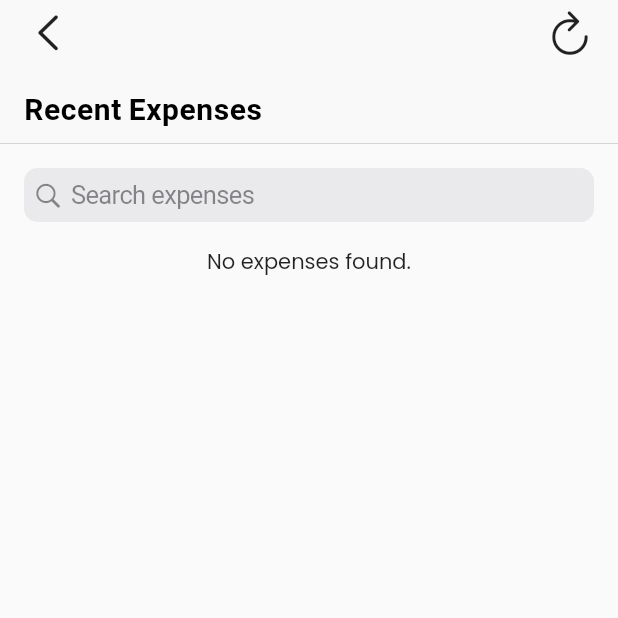
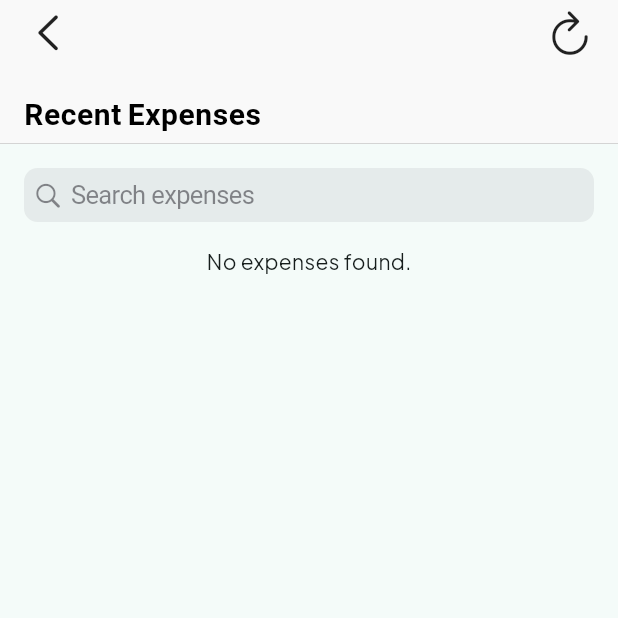
Before and after one commit to NabinGrz/Expense-Tracker-Riverpod, a Flutter app: the screen it shows after launch, after a tap on an icon or button, on a phone screen of 412 x 824 dp, the top half of it. Run offline on Flutter 3.47's test engine with Material 3 defaults, Android fonts, the phone set to English and light mode, and no system bars; our stand-ins replace cloud_firestore, firebase_core, flutter_svg, flutter_svg_provider, fluttertoast, google_fonts and 2 more; missing offline and left inert: haptic_feedback; accounts and stored records are empty; Roboto replaces fonts that are missing (Manrope).

Commit message:
feat: ui update

```diff
--- a/lib/features/home/screen/home_screen.dart
+++ b/lib/features/home/screen/home_screen.dart
@@ -152,7 +152,7 @@ class _HomeScreenState extends ConsumerState<HomeScreen> {
                         ref.watch(homeEntityProvider).dateFilter);
                     return (expenses?.isEmpty != true)
                         ? Padding(
-                            padding: const EdgeInsets.symmetric(horizontal: 22),
+                            padding: const EdgeInsets.symmetric(horizontal: 12),
                             child: Column(
                               crossAxisAlignment: CrossAxisAlignment.start,
                               children: [
@@ -171,7 +171,7 @@ class _HomeScreenState extends ConsumerState<HomeScreen> {
                                     color: Color(0xff666666),
                                   ),
                                 ),
-                                12.hGap,
+                                16.hGap,
                                 SearchTextField(
                                     searchController: searchController,
                                     homeEntity: homeEntity,
--- a/lib/features/home/widgets/balance_card.dart
+++ b/lib/features/home/widgets/balance_card.dart
@@ -61,7 +61,7 @@ class _BalanceCardState extends ConsumerState<BalanceCard>
       child: FadeTransition(
         opacity: animation,
         child: Container(
-          margin: const EdgeInsets.only(left: 20, right: 20, top: 20),
+          margin: const EdgeInsets.only(left: 12, right: 12, top: 20),
           width: double.infinity,
           padding: const EdgeInsets.all(20),
           decoration: BoxDecoration(
--- a/lib/features/home/widgets/sliver_home_app_bar.dart
+++ b/lib/features/home/widgets/sliver_home_app_bar.dart
@@ -16,15 +16,14 @@ class SliverHomeAppBar extends StatelessWidget {
   @override
   Widget build(BuildContext context) {
     return SliverAppBar(
-      // pinned: true,
       floating: true,
       expandedHeight: 60,
-      // flexibleSpace: const Placeholder(),
       title: const Text(
         "Kharcha",
         style: TextStyle(
           fontWeight: FontWeight.w900,
           fontSize: 24,
+          color: Colors.white,
         ),
       ),
       actions: [
@@ -35,12 +34,19 @@ class SliverHomeAppBar extends StatelessWidget {
               builder: (context) => const SearchExpenseScreen(),
             ));
           },
-          icon: const Icon(CupertinoIcons.search),
+          icon: const Icon(
+            CupertinoIcons.search,
+            color: Colors.white,
+          ),
         ),
         IconButton(
           splashRadius: 20,
           onPressed: onRefresh,
-          icon: const Icon(Icons.refresh),
+          icon: const Icon(
+            // Icons.refresh,
+            CupertinoIcons.refresh,
+            color: Colors.white,
+          ),
         ),
         IconButton(
             splashRadius: 20,
@@ -51,7 +57,11 @@ class SliverHomeAppBar extends StatelessWidget {
                 builder: (context) => const FilterTypeBottomSheet(),
               );
             },
-          icon: SvgPicture.asset("assets/images/filter.svg"),
+            icon: const Icon(
+              CupertinoIcons.selection_pin_in_out,
+              color: Colors.white,
+            )
+            //SvgPicture.asset("assets/images/filter.svg"),
             ),
         IconButton(
             splashRadius: 20,
@@ -66,7 +76,11 @@ class SliverHomeAppBar extends StatelessWidget {
                 },
               );
             },
-          icon: SvgPicture.asset("assets/images/add.svg"),
+            icon: const Icon(
+              CupertinoIcons.add,
+              color: Colors.white,
+            )
+            //SvgPicture.asset("assets/images/add.svg"),
             ),
       ],
     );
--- a/lib/main.dart
+++ b/lib/main.dart
@@ -27,9 +27,10 @@ class MyApp extends StatelessWidget {
 
       theme: ThemeData(
         colorScheme: ColorScheme.fromSeed(seedColor: AppColor.primary),
-        fontFamily: GoogleFonts.poppins().fontFamily,
+        fontFamily: GoogleFonts.plusJakartaSans().fontFamily,
+        //.poppins().fontFamily,
         appBarTheme: AppBarTheme(backgroundColor: AppColor.primary),
-        useMaterial3: false,
+        useMaterial3: true,
       ),
       home: const HomeScreen(),
       // home: const TestScreen(),
--- a/lib/shared/widget/expense_analytics_tab_bar.dart
+++ b/lib/shared/widget/expense_analytics_tab_bar.dart
@@ -69,7 +69,7 @@ class ExpenseAnalyticTabBar extends ConsumerWidget {
             name,
             style: const TextStyle(
                 fontSize: 16,
-                fontWeight: FontWeight.w600,
+                fontWeight: FontWeight.w800,
                 color: Color(0xff666666)),
           ),
         ),
```
Also changed, not shown: lib/features/home/widgets/analytics_widget.dart (+3 -33 lines), lib/features/home/widgets/category_expense.dart (+17 -10 lines), pubspec.lock, 1 other file. Lines whose indentation alone changed are shown as unchanged.
